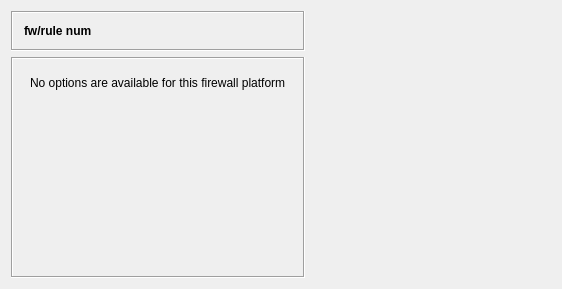
First picture: the form in src/gui/natruleoptionsdialog_q.ui, repository fwbuilder/fwbuilder, before the edit.
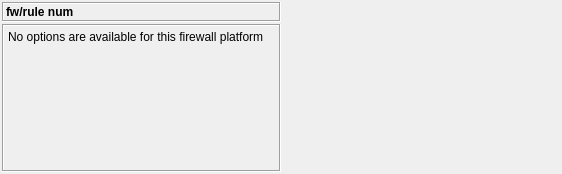
Second picture: the form after the edit.

```diff
--- a/src/gui/natruleoptionsdialog_q.ui
+++ b/src/gui/natruleoptionsdialog_q.ui
@@ -6,37 +6,62 @@
     <x>0</x>
     <y>0</y>
     <width>562</width>
-    <height>289</height>
+    <height>174</height>
    </rect>
   </property>
   <property name="windowTitle" >
    <string>NAT Rule Options</string>
   </property>
   <layout class="QGridLayout" >
-   <property name="margin" >
-    <number>11</number>
+   <property name="leftMargin" >
+    <number>2</number>
    </property>
-   <property name="spacing" >
-    <number>6</number>
+   <property name="topMargin" >
+    <number>2</number>
+   </property>
+   <property name="rightMargin" >
+    <number>2</number>
+   </property>
+   <property name="bottomMargin" >
+    <number>2</number>
+   </property>
+   <property name="horizontalSpacing" >
+    <number>2</number>
+   </property>
+   <property name="verticalSpacing" >
+    <number>2</number>
    </property>
    <item row="0" column="0" >
     <layout class="QVBoxLayout" >
-     <property name="margin" >
-      <number>0</number>
-     </property>
      <property name="spacing" >
-      <number>6</number>
+      <number>2</number>
+     </property>
+     <property name="leftMargin" >
+      <number>0</number>
+     </property>
+     <property name="topMargin" >
+      <number>0</number>
+     </property>
+     <property name="rightMargin" >
+      <number>0</number>
+     </property>
+     <property name="bottomMargin" >
+      <number>0</number>
      </property>
      <item>
       <widget class="QFrame" name="frame3" >
        <property name="sizePolicy" >
-        <sizepolicy>
-         <hsizetype>5</hsizetype>
-         <vsizetype>0</vsizetype>
+        <sizepolicy vsizetype="Fixed" hsizetype="Preferred" >
          <horstretch>0</horstretch>
          <verstretch>0</verstretch>
         </sizepolicy>
        </property>
+       <property name="minimumSize" >
+        <size>
+         <width>16</width>
+         <height>20</height>
+        </size>
+       </property>
        <property name="frameShape" >
         <enum>QFrame::Box</enum>
        </property>
@@ -44,11 +69,23 @@
         <enum>QFrame::Sunken</enum>
        </property>
        <layout class="QGridLayout" >
-        <property name="margin" >
-         <number>11</number>
+        <property name="leftMargin" >
+         <number>2</number>
         </property>
-        <property name="spacing" >
-         <number>6</number>
+        <property name="topMargin" >
+         <number>2</number>
+        </property>
+        <property name="rightMargin" >
+         <number>2</number>
+        </property>
+        <property name="bottomMargin" >
+         <number>2</number>
+        </property>
+        <property name="horizontalSpacing" >
+         <number>2</number>
+        </property>
+        <property name="verticalSpacing" >
+         <number>2</number>
         </property>
         <item row="0" column="0" >
          <widget class="QLabel" name="editorTitle" >
@@ -79,11 +116,20 @@
        </property>
        <widget class="QWidget" name="WStackPage" >
         <layout class="QVBoxLayout" >
-         <property name="margin" >
-          <number>6</number>
-         </property>
          <property name="spacing" >
-          <number>6</number>
+          <number>2</number>
+         </property>
+         <property name="leftMargin" >
+          <number>2</number>
+         </property>
+         <property name="topMargin" >
+          <number>2</number>
+         </property>
+         <property name="rightMargin" >
+          <number>2</number>
+         </property>
+         <property name="bottomMargin" >
+          <number>2</number>
          </property>
          <item>
           <widget class="QFrame" name="frame1" >
@@ -94,11 +140,23 @@
             <enum>QFrame::Raised</enum>
            </property>
            <layout class="QGridLayout" >
-            <property name="margin" >
-             <number>11</number>
+            <property name="leftMargin" >
+             <number>2</number>
             </property>
-            <property name="spacing" >
-             <number>6</number>
+            <property name="topMargin" >
+             <number>2</number>
+            </property>
+            <property name="rightMargin" >
+             <number>2</number>
+            </property>
+            <property name="bottomMargin" >
+             <number>2</number>
+            </property>
+            <property name="horizontalSpacing" >
+             <number>2</number>
+            </property>
+            <property name="verticalSpacing" >
+             <number>2</number>
             </property>
             <item row="2" column="0" colspan="3" >
              <widget class="QLabel" name="hint_no_go" >
@@ -116,12 +174,12 @@
                <enum>Qt::Vertical</enum>
               </property>
               <property name="sizeType" >
-               <enum>QSizePolicy::Expanding</enum>
+               <enum>QSizePolicy::MinimumExpanding</enum>
               </property>
               <property name="sizeHint" >
                <size>
                 <width>20</width>
-                <height>20</height>
+                <height>0</height>
                </size>
               </property>
              </spacer>
@@ -133,11 +191,23 @@
        </widget>
        <widget class="QWidget" name="pfNATRuleOptions" >
         <layout class="QGridLayout" >
-         <property name="margin" >
-          <number>6</number>
+         <property name="leftMargin" >
+          <number>2</number>
          </property>
-         <property name="spacing" >
-          <number>6</number>
+         <property name="topMargin" >
+          <number>2</number>
+         </property>
+         <property name="rightMargin" >
+          <number>2</number>
+         </property>
+         <property name="bottomMargin" >
+          <number>2</number>
+         </property>
+         <property name="horizontalSpacing" >
+          <number>2</number>
+         </property>
+         <property name="verticalSpacing" >
+          <number>2</number>
          </property>
          <item row="3" column="0" >
           <spacer>
@@ -158,9 +228,7 @@
          <item rowspan="3" row="0" column="0" >
           <widget class="QGroupBox" name="buttonGroup1" >
            <property name="sizePolicy" >
-            <sizepolicy>
-             <hsizetype>5</hsizetype>
-             <vsizetype>1</vsizetype>
+            <sizepolicy vsizetype="Minimum" hsizetype="Preferred" >
              <horstretch>0</horstretch>
              <verstretch>0</verstretch>
             </sizepolicy>
@@ -169,11 +237,23 @@
             <string>Pool type</string>
            </property>
            <layout class="QGridLayout" >
-            <property name="margin" >
+            <property name="leftMargin" >
              <number>0</number>
             </property>
-            <property name="spacing" >
-             <number>6</number>
+            <property name="topMargin" >
+             <number>0</number>
+            </property>
+            <property name="rightMargin" >
+             <number>0</number>
+            </property>
+            <property name="bottomMargin" >
+             <number>0</number>
+            </property>
+            <property name="horizontalSpacing" >
+             <number>2</number>
+            </property>
+            <property name="verticalSpacing" >
+             <number>2</number>
             </property>
             <item row="0" column="0" >
              <widget class="QRadioButton" name="pf_pool_type_none" >
@@ -283,11 +363,11 @@
       <enum>Qt::Horizontal</enum>
      </property>
      <property name="sizeType" >
-      <enum>QSizePolicy::Expanding</enum>
+      <enum>QSizePolicy::MinimumExpanding</enum>
      </property>
      <property name="sizeHint" >
       <size>
-       <width>40</width>
+       <width>0</width>
        <height>20</height>
       </size>
      </property>
@@ -295,7 +375,7 @@
    </item>
   </layout>
  </widget>
- <layoutdefault spacing="6" margin="11" />
+ <layoutdefault spacing="2" margin="2" />
  <resources/>
  <connections>
   <connection>
```
